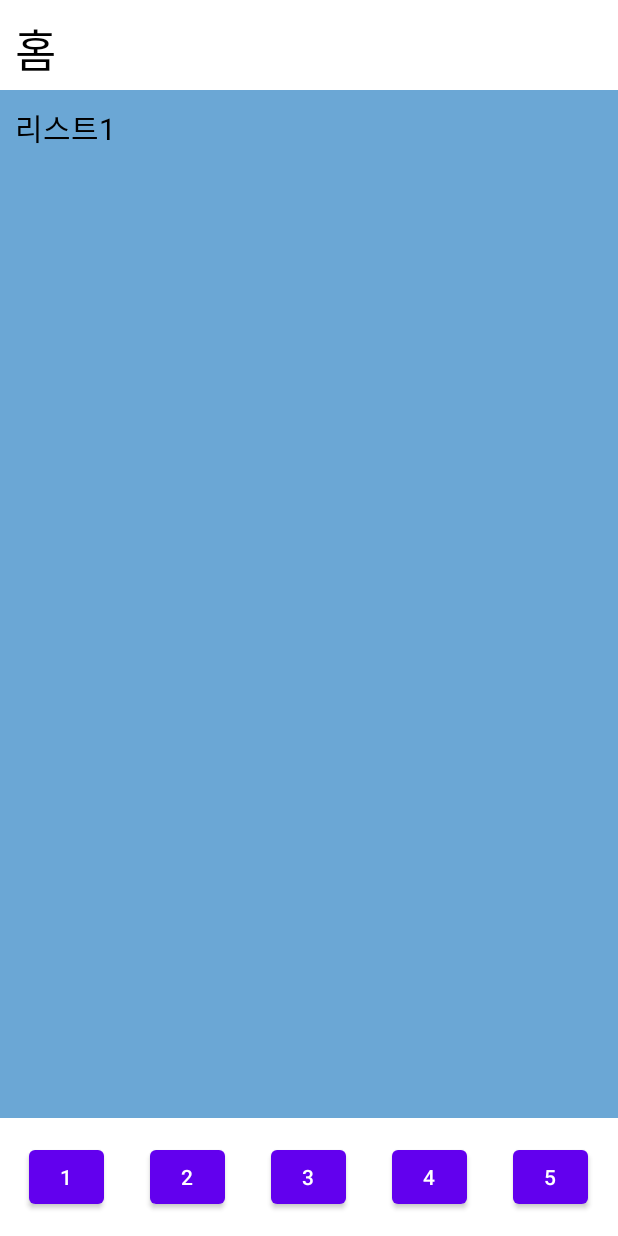
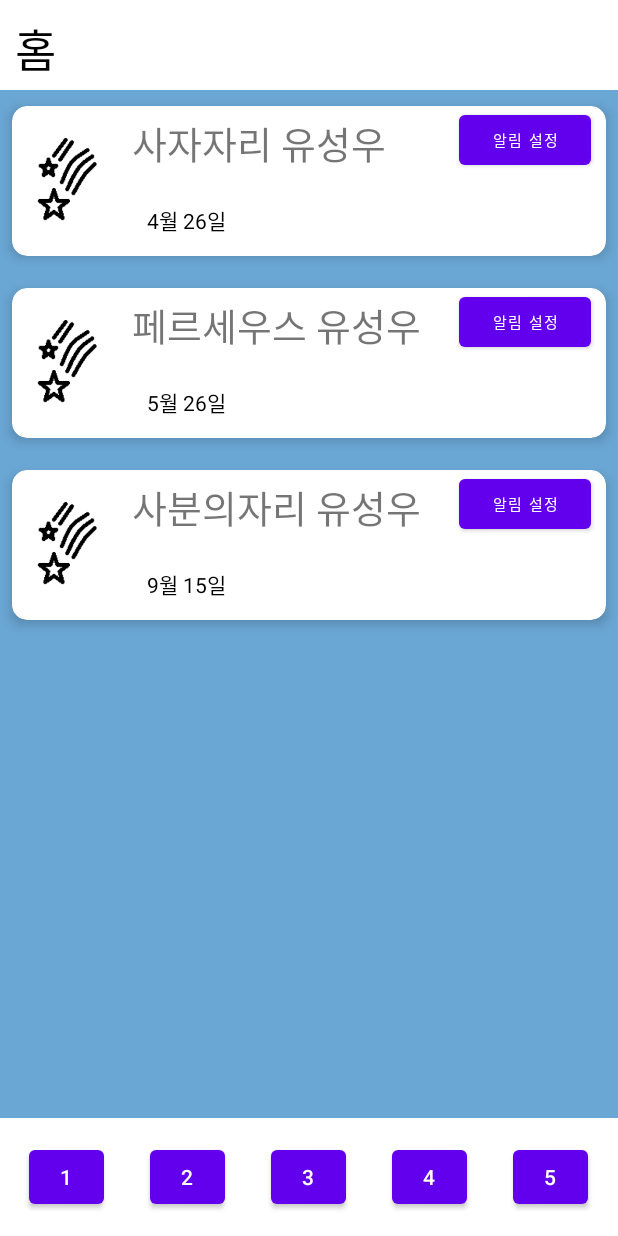
Before and after one commit to juhwan5/SWPBL_Team5, an Android app: the fragment AstroFragment placed in its activity, on a phone screen of 412 x 824 dp. Run offline under Robolectric (Android 15) with nearby library versions, the phone set to English and light mode, and no system bars.

Commit message:
1.3
- 유성우 탭 작업

```diff
--- a/PrecticeProject/app/src/main/java/com/example/precticeproject/fragments/AstroFragment.java
+++ b/PrecticeProject/app/src/main/java/com/example/precticeproject/fragments/AstroFragment.java
@@ -6,8 +6,11 @@ import android.view.View;
 import android.view.ViewGroup;
 
 import androidx.fragment.app.Fragment;
+import androidx.recyclerview.widget.LinearLayoutManager;
+import androidx.recyclerview.widget.RecyclerView;
 
 import com.example.precticeproject.R;
+import com.example.precticeproject.functions.*;
 
 public class AstroFragment extends Fragment {
     public AstroFragment() {    }
@@ -19,6 +22,20 @@ public class AstroFragment extends Fragment {
 
     @Override
     public View onCreateView(LayoutInflater inflater, ViewGroup container, Bundle savedInstanceState) {
-        return inflater.inflate(R.layout.astro_frag, container, false);
+        View v = inflater.inflate(R.layout.astro_frag, container, false);
+
+        RecyclerView recyclerView = v.findViewById(R.id.astro_recyclerview);
+        LinearLayoutManager layoutManager = new LinearLayoutManager(getContext(), LinearLayoutManager.VERTICAL, false);
+        recyclerView.setLayoutManager(layoutManager);
+        AstroAdapter adapter = new AstroAdapter();
+
+
+        adapter.addItem(new AstroItem(R.drawable.shooting_star, "사자자리 유성우", "4월 26일"));
+        adapter.addItem(new AstroItem(R.drawable.shooting_star, "페르세우스 유성우", "5월 26일"));
+        adapter.addItem(new AstroItem(R.drawable.shooting_star, "사분의자리 유성우", "9월 15일"));
+
+        recyclerView.setAdapter(adapter);
+
+        return v;
     }
 }
--- /dev/null
+++ b/PrecticeProject/app/src/main/java/com/example/precticeproject/functions/AstroAdapter.java
@@ -0,0 +1,76 @@
+package com.example.precticeproject.functions;
+
+import android.view.LayoutInflater;
+import android.view.View;
+import android.view.ViewGroup;
+import android.widget.ImageView;
+import android.widget.TextView;
+
+import androidx.annotation.NonNull;
+import androidx.recyclerview.widget.RecyclerView;
+
+import com.example.precticeproject.R;
+
+import java.util.ArrayList;
+
+public class AstroAdapter extends RecyclerView.Adapter<AstroAdapter.ViewHolder> {
+
+    ArrayList<AstroItem> items = new ArrayList<AstroItem>();
+
+    @NonNull
+    @Override
+    public ViewHolder onCreateViewHolder(@NonNull ViewGroup parent, int viewType) {
+        LayoutInflater inflater = LayoutInflater.from(parent.getContext());
+        View itemView = inflater.inflate(R.layout.astro_list_item, parent, false);
+
+        return new ViewHolder(itemView);
+    }
+
+    @Override
+    public void onBindViewHolder(@NonNull ViewHolder holder, int position) {
+        AstroItem item = items.get(position);
+        holder.setItem(item);
+    }
+
+    @Override
+    public int getItemCount() {
+        return items.size();
+    }
+
+    static class ViewHolder extends RecyclerView.ViewHolder {
+        ImageView img;
+        TextView name;
+        TextView date;
+
+        public ViewHolder(View v){
+            super(v);
+
+            img = v.findViewById(R.id.astro_item_img);
+            name = v.findViewById(R.id.astro_item_name);
+            date = v.findViewById(R.id.astro_item_date);
+        }
+
+        public void setItem(AstroItem item){
+            img.setImageResource(item.getImgID());
+            name.setText(item.getAstroName());
+            date.setText(item.getAstroDate());
+        }
+    }
+
+
+    public void addItem(AstroItem item){
+        items.add(item);
+    }
+
+    public void setItems(ArrayList<AstroItem> items){
+        this.items = items;
+    }
+
+    public AstroItem getItem(int position){
+        return items.get(position);
+    }
+
+    public void setItem(int position, AstroItem item){
+        items.set(position, item);
+    }
+}
--- /dev/null
+++ b/PrecticeProject/app/src/main/java/com/example/precticeproject/functions/AstroItem.java
@@ -0,0 +1,25 @@
+package com.example.precticeproject.functions;
+
+public class AstroItem {
+    int imgID;
+    String astroName;
+    String astroDate;
+
+    public AstroItem(int imgID, String astroName, String astroDate) {
+        this.imgID = imgID;
+        this.astroName = astroName;
+        this.astroDate = astroDate;
+    }
+
+    public int getImgID() {
+        return imgID;
+    }
+
+    public String getAstroName() {
+        return astroName;
+    }
+
+    public String getAstroDate() {
+        return astroDate;
+    }
+}
--- a/PrecticeProject/app/src/main/res/layout/astro_frag.xml
+++ b/PrecticeProject/app/src/main/res/layout/astro_frag.xml
@@ -1,29 +1,11 @@
 <?xml version="1.0" encoding="utf-8"?>
-<androidx.constraintlayout.widget.ConstraintLayout
-    xmlns:android="http://schemas.android.com/apk/res/android"
-    android:layout_width="match_parent"
+<LinearLayout xmlns:android="http://schemas.android.com/apk/res/android"
+    android:orientation="vertical" android:layout_width="match_parent"
     android:layout_height="match_parent">
 
-    <TableLayout
+
+    <androidx.recyclerview.widget.RecyclerView
         android:layout_width="match_parent"
         android:layout_height="match_parent"
-        android:orientation="horizontal">
-
-        <TableRow
-            android:layout_height="match_parent"
-            android:layout_width="match_parent"
-            android:orientation="horizontal">
-
-            <TextView
-                android:layout_height="wrap_content"
-                android:layout_width="wrap_content"
-                android:text= "리스트1"
-                android:textSize="20dp"
-                android:textColor="@color/black"
-                android:layout_margin="10dp"
-                android:layout_marginLeft="10dp"/>
-
-        </TableRow>
-
-    </TableLayout>
-</androidx.constraintlayout.widget.ConstraintLayout>
+        android:id="@+id/astro_recyclerview"/>
+</LinearLayout>
--- /dev/null
+++ b/PrecticeProject/app/src/main/res/layout/astro_list_item.xml
@@ -0,0 +1,72 @@
+<?xml version="1.0" encoding="utf-8"?>
+<LinearLayout xmlns:android="http://schemas.android.com/apk/res/android"
+    android:layout_width="match_parent"
+    android:layout_height="wrap_content"
+    xmlns:app="http://schemas.android.com/apk/res-auto">
+
+    <androidx.cardview.widget.CardView
+        android:layout_width="match_parent"
+        android:layout_height="wrap_content"
+        app:cardBackgroundColor = "#FFFFFF"
+        app:cardCornerRadius="10dp"
+        app:cardElevation="5dp"
+        app:cardUseCompatPadding="true">
+
+        <LinearLayout
+            android:layout_width="match_parent"
+            android:layout_height="wrap_content"
+            android:orientation="horizontal">
+            <ImageView
+                android:layout_width="50dp"
+                android:layout_height="80dp"
+                android:id= "@+id/astro_item_img"
+                android:layout_margin="10dp"/>
+
+            <LinearLayout
+                android:layout_width="match_parent"
+                android:layout_height="match_parent"
+                android:orientation="vertical">
+
+                <LinearLayout
+                    android:layout_width="match_parent"
+                    android:layout_height="65dp"
+                    android:orientation="horizontal">
+
+                    <TextView
+                        android:id="@+id/astro_item_name"
+                        android:layout_width="200dp"
+                        android:layout_height="50dp"
+                        android:layout_marginLeft="10dp"
+                        android:layout_marginTop="5dp"
+                        android:text="aa"
+                        android:textSize="25dp"/>
+
+                    <View
+                        android:layout_width="0dp"
+                        android:layout_height="0dp"
+                        android:layout_weight="1" />
+
+                    <Button
+                        android:layout_width="wrap_content"
+                        android:layout_height="wrap_content"
+                        android:layout_gravity="right"
+                        android:layout_margin="10dp"
+                        android:layout_marginTop="10dp"
+                        android:text="알림 설정"
+                        android:textColor="@color/white"
+                        android:textSize="10dp" />
+
+                </LinearLayout>
+
+                <TextView
+                    android:layout_width="match_parent"
+                    android:layout_height="wrap_content"
+                    android:text="bbb"
+                    android:textColor="@color/black"
+                    android:layout_marginLeft="20dp"
+                    android:id="@+id/astro_item_date"/>
+
+            </LinearLayout>
+        </LinearLayout>
+    </androidx.cardview.widget.CardView>
+</LinearLayout>
--- a/PrecticeProject/app/src/main/res/values/strings.xml
+++ b/PrecticeProject/app/src/main/res/values/strings.xml
@@ -1,5 +1,5 @@
 <resources>
-    <string name="app_name">4.28.13</string>
+    <string name="app_name">4.30.5</string>
 
 
     <string-array name = "meteorshower">
```
Also changed, not shown: PrecticeProject/app/src/main/res/drawable-v24/shooting_star.png (added).
